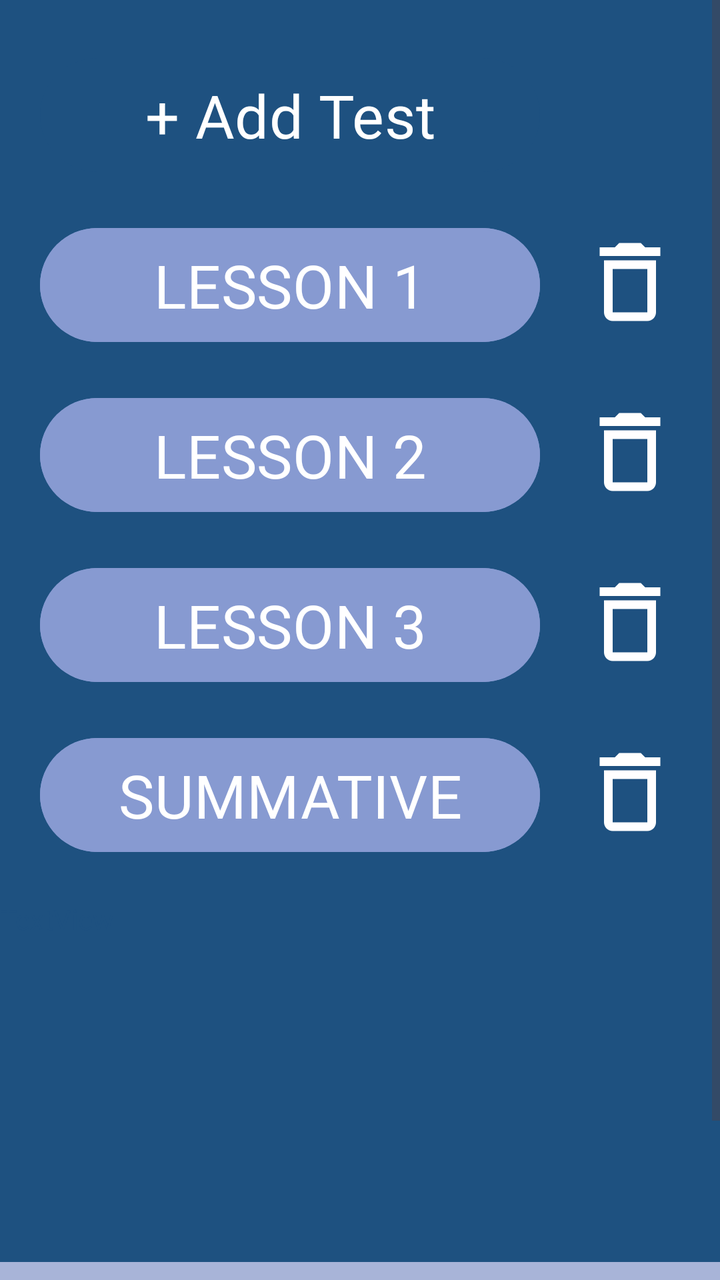
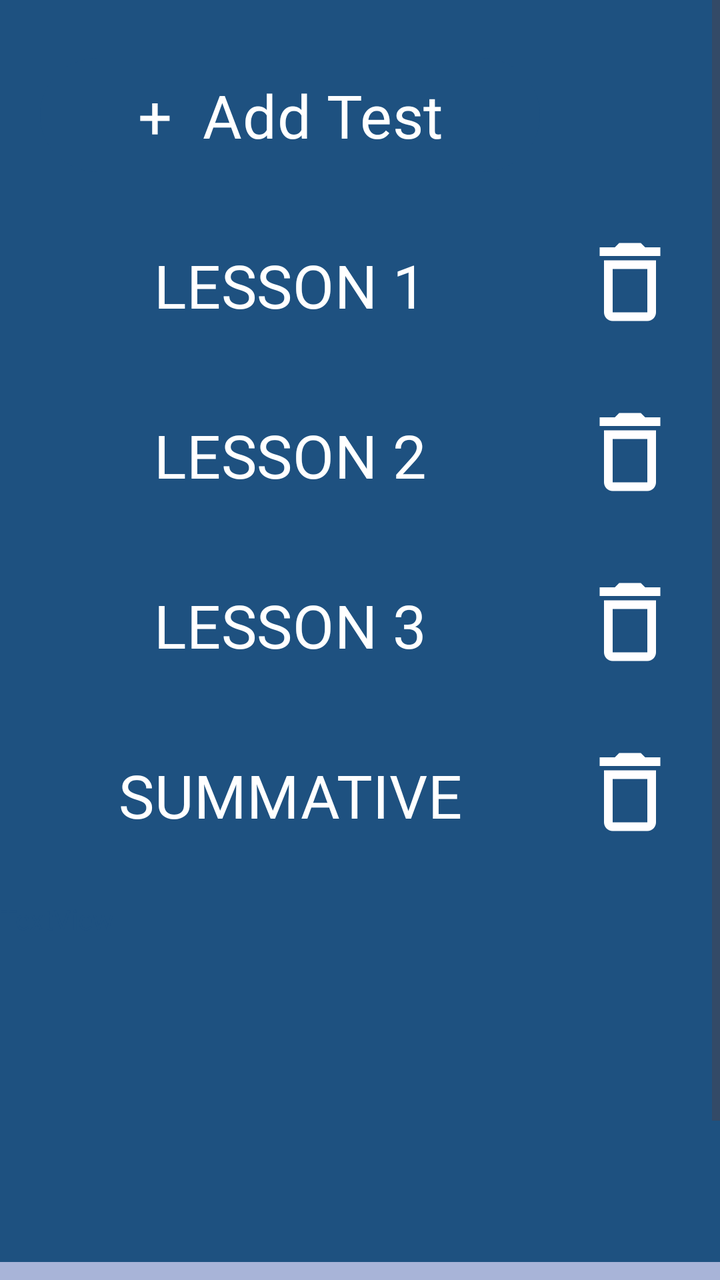

Before-and-after screenshots of an Android layout around one commit, followed by the original layout XML and the change that was made.
<!-- AndroidManifest.xml: application theme Theme.FinalsApplication -->
<!-- res/layout/test_page_admin2.xml -->
<RelativeLayout xmlns:android="http://schemas.android.com/apk/res/android"
    android:layout_width="match_parent"
    android:layout_height="match_parent"
    xmlns:tools="http://schemas.android.com/tools"
    xmlns:app="http://schemas.android.com/apk/res-auto"
    android:background="@color/ourBlue">


    <ScrollView
        android:layout_width="409dp"
        android:layout_height="729dp"
        tools:layout_editor_absoluteX="1dp"
        tools:layout_editor_absoluteY="1dp">

        <LinearLayout
            android:layout_width="match_parent"
            android:layout_height="wrap_content"
            android:orientation="vertical">

            <LinearLayout
                android:layout_width="match_parent"
                android:layout_height="wrap_content"
                android:layout_alignParentTop="true"
                android:background="#1e5180">

                <Button
                    android:id="@+id/addTest"
                    android:layout_width="250dp"
                    android:layout_height="65dp"
                    android:layout_marginStart="20dp"
                    android:layout_marginTop="25dp"
                    android:backgroundTint="@color/ourBlue"
                    android:text="+ Add Test"
                    android:textAlignment="center"
                    android:textColor="@color/white"
                    android:textSize="30sp"
                    android:fontFamily="@font/roboto_bold"
                    android:layout_marginBottom="20dp" />

            </LinearLayout>


            <LinearLayout
                android:layout_width="match_parent"
                android:layout_height="match_parent"
                android:layout_alignParentTop="true"
                android:background="#1e5180">

                <Button
                    android:id="@+id/editTest1"
                    android:layout_width="250dp"
                    android:layout_height="65dp"
                    android:layout_marginStart="20dp"
                    android:layout_marginBottom="20dp"
                    android:backgroundTint="#879AD1"
                    android:fontFamily="@font/roboto_bold"
                    android:text="LESSON 1"
                    android:textAlignment="center"
                    android:textColor="@color/white"
                    android:textSize="30sp" />

                <ImageButton
                    android:id="@+id/deleteTest1"
                    android:layout_width="60dp"
                    android:layout_height="52dp"
                    android:layout_marginStart="0dp"
                    android:layout_marginBottom="20dp"
                    android:layout_marginTop="5dp"
                    android:layout_weight="1"
                    android:background="@color/ourBlue"
                    android:scaleType="fitCenter"
                    app:srcCompat="@drawable/delete_trashcan" />

            </LinearLayout>

            <LinearLayout
                android:layout_width="match_parent"
                android:layout_height="match_parent"
                android:layout_alignParentTop="true"
                android:background="#1e5180">

                <Button
                    android:id="@+id/editTest2"
                    android:layout_width="250dp"
                    android:layout_height="65dp"
                    android:layout_marginStart="20dp"
                    android:backgroundTint="#879AD1"
                    android:text="LESSON 2"
                    android:textAlignment="center"
                    android:textColor="@color/white"
                    android:textSize="30sp"
                    android:fontFamily="@font/roboto_bold"
                    android:layout_marginBottom="20dp" />

                <ImageButton
                    android:id="@+id/deleteTest2"
                    android:layout_width="60dp"
                    android:layout_height="52dp"
                    android:layout_marginStart="0dp"
                    android:layout_marginTop="5dp"
                    android:layout_marginBottom="20dp"
                    android:layout_weight="1"
                    android:background="@color/ourBlue"
                    android:scaleType="fitCenter"
                    app:srcCompat="@drawable/delete_trashcan" />

            </LinearLayout>

            <LinearLayout
                android:layout_width="match_parent"
                android:layout_height="match_parent"
                android:layout_alignParentTop="true"
                android:background="#1e5180">

                <Button
                    android:id="@+id/editTest3"
                    android:layout_width="250dp"
                    android:layout_height="65dp"
                    android:layout_marginStart="20dp"
                    android:backgroundTint="#879AD1"
                    android:text="LESSON 3"
                    android:textAlignment="center"
                    android:textColor="@color/white"
                    android:textSize="30sp"
                    android:fontFamily="@font/roboto_bold"
                    android:layout_marginBottom="20dp" />

                <ImageButton
                    android:id="@+id/deleteTest3"
                    android:layout_width="60dp"
                    android:layout_height="52dp"
                    android:layout_marginStart="0dp"
                    android:layout_marginTop="5dp"
                    android:layout_marginBottom="20dp"
                    android:layout_weight="1"
                    android:background="@color/ourBlue"
                    android:scaleType="fitCenter"
                    app:srcCompat="@drawable/delete_trashcan" />

            </LinearLayout>

            <LinearLayout
                android:layout_width="match_parent"
                android:layout_height="match_parent"
                android:layout_alignParentTop="true"
                android:background="#1e5180">

                <Button
                    android:id="@+id/editSummative"
                    android:layout_width="250dp"
                    android:layout_height="65dp"
                    android:layout_marginStart="20dp"
                    android:backgroundTint="#879AD1"
                    android:text="SUMMATIVE"
                    android:textAlignment="center"
                    android:textColor="@color/white"
                    android:textSize="30sp"
                    android:fontFamily="@font/roboto_bold"
                    android:layout_marginBottom="20dp" />

                <ImageButton
                    android:id="@+id/deleteSummativeTest"
                    android:layout_width="60dp"
                    android:layout_height="52dp"
                    android:layout_marginStart="0dp"
                    android:layout_marginTop="5dp"
                    android:layout_marginBottom="20dp"
                    android:layout_weight="1"
                    android:background="@color/ourBlue"
                    android:scaleType="fitCenter"
                    app:srcCompat="@drawable/delete_trashcan" />

            </LinearLayout>

            <TextView
                android:id="@+id/textView11"
                android:layout_width="match_parent"
                android:layout_height="181dp"
                android:text="TextView"
                android:textColor="@color/ourBlue"/>

            <LinearLayout
                android:layout_width="match_parent"
                android:layout_height="100dip"
                android:layout_alignParentBottom="true"
                android:background="#a8b4d8">

                <ImageButton
                    android:id="@+id/imageButtonBackTP1"
                    android:layout_width="76dp"
                    android:layout_height="wrap_content"
                    android:layout_marginStart="20dp"
                    android:layout_marginTop="20dp"
                    android:layout_marginBottom="20dp"
                    android:background="?android:attr/selectableItemBackground"
                    android:scaleType="fitCenter"
                    android:src="@drawable/arrowleft" />
            </LinearLayout>

        </LinearLayout>
    </ScrollView>
</RelativeLayout>
<!-- resources referenced by this layout -->
<resources>
  <color name="ourBlue">#1e5180</color>
  <color name="white">#FFFFFFFF</color>
  <!-- drawable arrowleft: png bitmap (drawable, 16559 bytes) -->
  <!-- drawable delete_trashcan (drawable) -->
  <vector android:height="24dp" android:tint="#FFFFFF"
      android:viewportHeight="24" android:viewportWidth="24"
      android:width="24dp" xmlns:android="http://schemas.android.com/apk/res/android">
      <path android:fillColor="@android:color/white" android:pathData="M6,19c0,1.1 0.9,2 2,2h8c1.1,0 2,-0.9 2,-2L18,7L6,7v12zM8,9h8v10L8,19L8,9zM15.5,4l-1,-1h-5l-1,1L5,4v2h14L19,4z"/>
  </vector>
  <style name="Theme.FinalsApplication" parent="Base.Theme.FinalsApplication" />
  <style name="Base.Theme.FinalsApplication" parent="Theme.Material3.DayNight.NoActionBar">
          
          
      </style>
</resources>

<!-- the commit's change to res/layout/test_page_admin2.xml (unified diff, before → after) -->
@@ -30,7 +30,7 @@
                     android:layout_marginStart="20dp"
                     android:layout_marginTop="25dp"
                     android:backgroundTint="@color/ourBlue"
-                    android:text="+ Add Test"
+                    android:text="+  Add Test"
                     android:textAlignment="center"
                     android:textColor="@color/white"
                     android:textSize="30sp"
@@ -57,7 +57,8 @@
                     android:text="LESSON 1"
                     android:textAlignment="center"
                     android:textColor="@color/white"
-                    android:textSize="30sp" />
+                    android:textSize="30sp"
+                    android:background="null"/>
 
                 <ImageButton
                     android:id="@+id/deleteTest1"
@@ -90,7 +91,8 @@
                     android:textColor="@color/white"
                     android:textSize="30sp"
                     android:fontFamily="@font/roboto_bold"
-                    android:layout_marginBottom="20dp" />
+                    android:layout_marginBottom="20dp"
+                    android:background="null"/>
 
                 <ImageButton
                     android:id="@+id/deleteTest2"
@@ -123,7 +125,8 @@
                     android:textColor="@color/white"
                     android:textSize="30sp"
                     android:fontFamily="@font/roboto_bold"
-                    android:layout_marginBottom="20dp" />
+                    android:layout_marginBottom="20dp"
+                    android:background="null"/>
 
                 <ImageButton
                     android:id="@+id/deleteTest3"
@@ -156,7 +159,8 @@
                     android:textColor="@color/white"
                     android:textSize="30sp"
                     android:fontFamily="@font/roboto_bold"
-                    android:layout_marginBottom="20dp" />
+                    android:layout_marginBottom="20dp"
+                    android:background="null"/>
 
                 <ImageButton
                     android:id="@+id/deleteSummativeTest"
